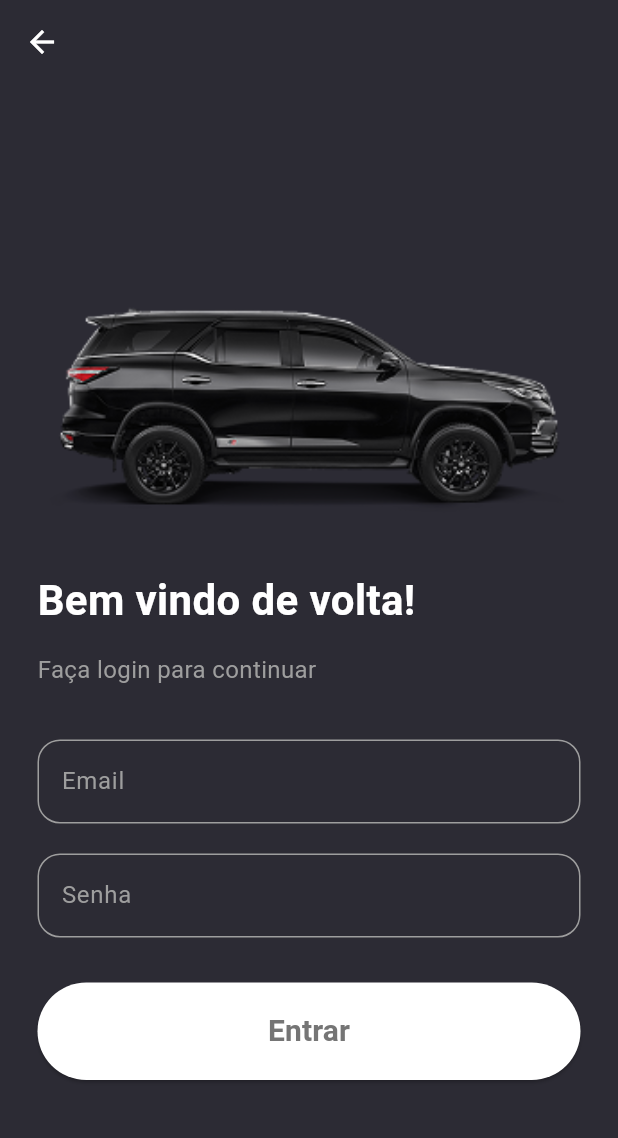
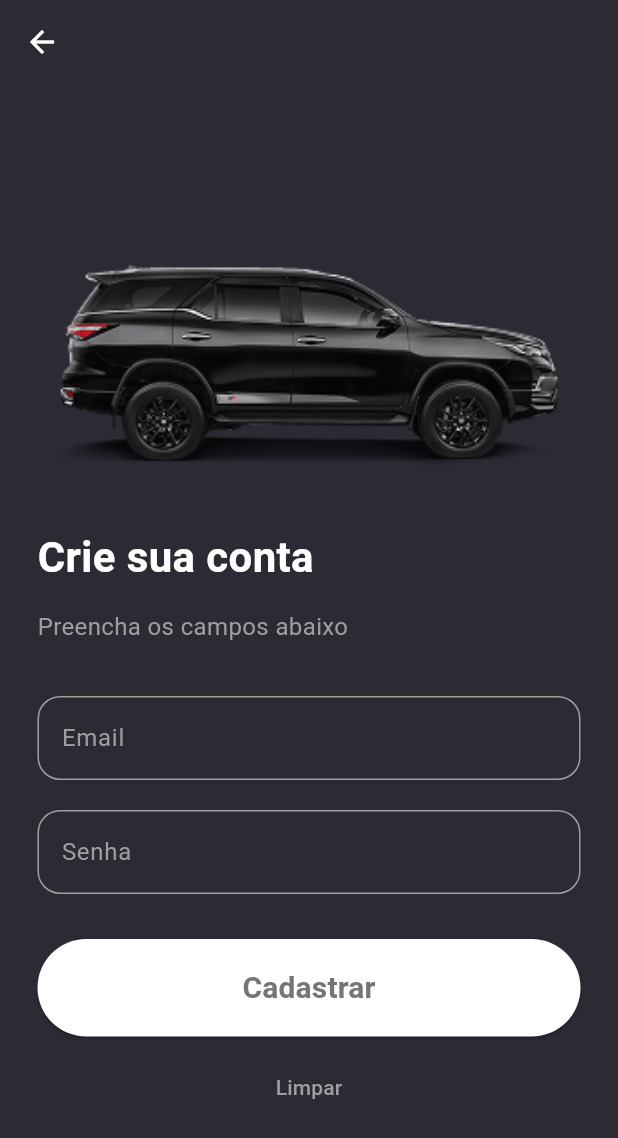
Before and after one commit to RaissaNavarro/FormativaMobile, a Flutter app: the screen it shows after launch, after a tap on "Vamos começar", on a phone screen of 412 x 824 dp. Shown: the top 1138 px of the screen. Run offline on Flutter 3.47's test engine with Material 3 defaults, Android fonts, the phone set to English and light mode, and no system bars; our stand-ins replace cloud_firestore, firebase_auth, firebase_core, flutter_map, latlong2; accounts and stored records are empty; network calls fail; Roboto replaces fonts that are missing (Arial).

Commit message:
ajustei o cadastro, login e tbm adicionei os botões para levarem ao mapa e pra api(get)

```diff
--- a/aplicativo/lib/autenticar.dart
+++ b/aplicativo/lib/autenticar.dart
@@ -1,71 +1,165 @@
-// import 'package:aplicativo/auth.dart';
-// import 'package:aplicativo/login.dart';
-// import 'package:flutter/material.dart';
+import 'package:aplicativo/auth.dart';
+import 'package:aplicativo/login.dart';
+import 'package:flutter/material.dart';
 
-// class Autenticar extends StatefulWidget {
-//   const Autenticar({super.key});
+class Autenticar extends StatefulWidget {
+  const Autenticar({super.key});
 
-//   @override
-//   State<Autenticar> createState() => _AutenticarState();
-// }
+  @override
+  State<Autenticar> createState() => _AutenticarState();
+}
 
-// class _AutenticarState extends State<Autenticar> {
-//   TextEditingController _email = TextEditingController();
-//   TextEditingController _senha = TextEditingController();
+class _AutenticarState extends State<Autenticar> {
+  TextEditingController _email = TextEditingController();
+  TextEditingController _senha = TextEditingController();
 
-//   @override
-//   Widget build(BuildContext context) {
-//     return Scaffold(
-//       appBar: AppBar(title: Text("Cadastrar Usuário")),
-//       body: Center(
-//         child: Column(
-//           children: [
-//             TextField(
-//               controller: _email,
-//               decoration: InputDecoration(hintText: "Digite seu email"),
-//             ),
-//             TextField(
-//               controller: _senha,
-//               decoration: InputDecoration(hintText: "Digite sua senha"),
-//               obscureText: true,
-//               obscuringCharacter: "*",
-//             ),
-//             Row(
-//               mainAxisAlignment: MainAxisAlignment.center,
-//               children: [
-//                 ElevatedButton(
-//                   onPressed: () async {
-//                     final message = await AuthService().registration(
-//                       email: _email.text,
-//                       password: _senha.text,
-//                     );
-//                     if (message != null && message.contains('Sucess')) {
-//                       Navigator.push(
-//                         context,
-//                         MaterialPageRoute(
-//                           builder: (context) => LoginPage(),
-//                         ),
-//                       );
-//                     }
-//                     ScaffoldMessenger.of(context).showSnackBar(
-//                       SnackBar(content: Text(message ?? "Erro desconhecido")),
-//                     );
-//                   },
-//                   child: Text("Cadastrar"),
-//                 ),
-//                 SizedBox(width: 10),
-//                 ElevatedButton(
-//                   onPressed: () {
-//                     _email.text = '';
-//                     _senha.text = '';
-//                   },
-//                   child: Text("Limpar credenciais"),
-//                 ),
-//               ],
-//             ),
-//           ],
-//         ),
-//       ),
-//     );
-//   }
-// }
+@override
+Widget build(BuildContext context) {
+  return Scaffold(
+    backgroundColor: const Color(0xFF2C2B34), // cor de fundo igual ao login
+    appBar: AppBar(
+      backgroundColor: const Color(0xFF2C2B34),
+      elevation: 0,
+      leading: IconButton(
+        icon: const Icon(Icons.arrow_back, color: Colors.white),
+        onPressed: () => Navigator.pop(context), // volta pra tela anterior
+      ),
+    ),
+    body: Padding(
+      padding: const EdgeInsets.all(25),
+      child: Column(
+        crossAxisAlignment: CrossAxisAlignment.start,
+        children: [
+          const Spacer(),
+          Image.asset(
+            'assets/images/carFrota.png',
+            width: 500,
+            height: 220,
+            fit: BoxFit.contain,
+          ),
+          const Text(
+            'Crie sua conta',
+            style: TextStyle(
+              color: Colors.white,
+              fontSize: 28,
+              fontWeight: FontWeight.bold,
+            ),
+          ),
+          const SizedBox(height: 15),
+          const Text(
+            'Preencha os campos abaixo',
+            style: TextStyle(
+              color: Colors.grey,
+              fontSize: 16,
+            ),
+          ),
+          const SizedBox(height: 35),
+
+          // Campo de email
+          TextField(
+            controller: _email,
+            style: const TextStyle(color: Colors.white),
+            decoration: InputDecoration(
+              labelText: 'Email',
+              labelStyle: const TextStyle(color: Colors.grey),
+              hintText: 'Digite seu email',
+              hintStyle: const TextStyle(color: Colors.grey),
+              enabledBorder: OutlineInputBorder(
+                borderSide: const BorderSide(color: Colors.grey),
+                borderRadius: BorderRadius.circular(15),
+              ),
+              focusedBorder: OutlineInputBorder(
+                borderSide: const BorderSide(color: Colors.white),
+                borderRadius: BorderRadius.circular(15),
+              ),
+            ),
+          ),
+
+          const SizedBox(height: 20),
+
+          // Campo de senha
+          TextField(
+            controller: _senha,
+            obscureText: true,
+            obscuringCharacter: '*',
+            style: const TextStyle(color: Colors.white),
+            decoration: InputDecoration(
+              labelText: 'Senha',
+              labelStyle: const TextStyle(color: Colors.grey),
+              hintText: 'Digite sua senha',
+              hintStyle: const TextStyle(color: Colors.grey),
+              enabledBorder: OutlineInputBorder(
+                borderSide: const BorderSide(color: Colors.grey),
+                borderRadius: BorderRadius.circular(15),
+              ),
+              focusedBorder: OutlineInputBorder(
+                borderSide: const BorderSide(color: Colors.white),
+                borderRadius: BorderRadius.circular(15),
+              ),
+            ),
+          ),
+
+          const SizedBox(height: 30),
+
+          // Botão cadastrar
+          SizedBox(
+            width: double.infinity,
+            child: ElevatedButton(
+              onPressed: () async {
+                final message = await AuthService().registration(
+                  email: _email.text.trim(),
+                  password: _senha.text.trim(),
+                );
+
+                if (message == 'Success') {
+                  Navigator.pushReplacement(
+                    context,
+                    MaterialPageRoute(builder: (_) => const LoginPage()),
+                  );
+                }
+
+                ScaffoldMessenger.of(context).showSnackBar(
+                  SnackBar(content: Text(message ?? 'Erro desconhecido')),
+                );
+              },
+              style: ElevatedButton.styleFrom(
+                backgroundColor: Colors.white,
+                foregroundColor: Colors.black,
+                padding: const EdgeInsets.all(18),
+                shape: RoundedRectangleBorder(
+                  borderRadius: BorderRadius.circular(50),
+                ),
+              ),
+              child: const Text(
+                'Cadastrar',
+                style: TextStyle(
+                  fontSize: 20,
+                  fontWeight: FontWeight.w600,
+                  color: Color.fromARGB(255, 117, 117, 117),
+                ),
+              ),
+            ),
+          ),
+
+          const SizedBox(height: 10),
+
+          // Botão limpar
+          SizedBox(
+            width: double.infinity,
+            child: TextButton(
+              onPressed: () {
+                _email.clear();
+                _senha.clear();
+              },
+              child: const Text('Limpar', style: TextStyle(color: Colors.grey)),
+            ),
+          ),
+
+          const Spacer(),
+        ],
+      ),
+    ),
+  );
+}
+
+}
--- a/aplicativo/lib/auth.dart
+++ b/aplicativo/lib/auth.dart
@@ -13,7 +13,7 @@ try{
         email: email,
         password: password,
       );
-      return 'Sucess';
+      return 'Success'; //tava dando erro aq pq nn estava seguindo um padrão do texto
 }on FirebaseAuthException catch (e) {
       if (e.code == 'weak-password') {
         return 'The password provided is too weak.';
--- a/aplicativo/lib/login.dart
+++ b/aplicativo/lib/login.dart
@@ -22,7 +22,7 @@ class _LoginPageState extends State<LoginPage> {
       password: _senha.text.trim(),
     );
 
-    if (message != null && message.contains('Autenticando..')) {
+    if (message == 'Success') {
       Navigator.pushReplacement(
         context,
         MaterialPageRoute(builder: (_) => const CadastroPage()),
@@ -32,7 +32,6 @@ class _LoginPageState extends State<LoginPage> {
     ScaffoldMessenger.of(context).showSnackBar(
       SnackBar(
         content: Text(message ?? 'Erro desconhecido'),
-        backgroundColor: Colors.red,
       ),
     );
   }
--- a/aplicativo/lib/main.dart
+++ b/aplicativo/lib/main.dart
@@ -2,7 +2,7 @@
 import 'package:flutter/material.dart';
 import 'package:firebase_core/firebase_core.dart'; // conecta o projeto ao Firebase
 import 'firebase_options.dart'; // arquivo gerado pelo flutterfire CLI com configs do projeto Firebase
-import 'login.dart';
+import 'autenticar.dart';
 
 
 // função principal da aplicação
@@ -102,7 +102,7 @@ class MainScreen extends StatelessWidget {
                   // vai manda pra pagina de login
                   Navigator.push(
                     context,
-                    MaterialPageRoute(builder: (_) => const LoginPage()),
+                    MaterialPageRoute(builder: (_) => const Autenticar()),
                   );
                 },
                 style: ElevatedButton.styleFrom(
--- a/aplicativo/lib/mapa.dart
+++ b/aplicativo/lib/mapa.dart
@@ -31,10 +31,8 @@ class _MapaState extends State<Mapa> {
               height:80,
               child: Icon(Icons.location_pin)
               )
-
             ]
           )
-
         ]
       ) );
   }
```
Also changed, not shown: aplicativo/lib/cadastro.dart (+86 -26 lines).
